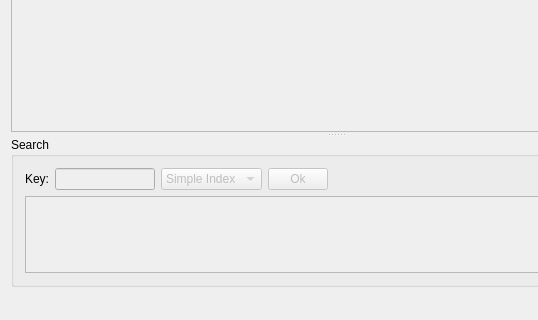
This is RecordsManagementSystem/mainwindow.ui in Henry23/RecordsManagementSystem as Qt 5 draws it before an edit; both pictures show x 0 to 538 and y 180 to 500 of the 671 by 500 pixel window. The edited form follows.
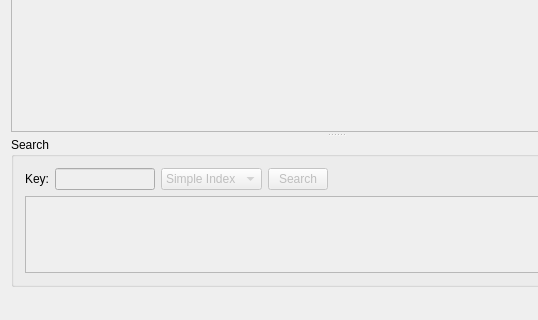
This is the edited form. Icons and pictures are not drawn.

Commit message: Index list search

What changed in the file:
```diff
--- a/RecordsManagementSystem/mainwindow.ui
+++ b/RecordsManagementSystem/mainwindow.ui
@@ -120,7 +120,7 @@
              </size>
             </property>
             <property name="text">
-             <string>Ok</string>
+             <string>Search</string>
             </property>
            </widget>
           </item>
```
The commit also changes 11 other files.
